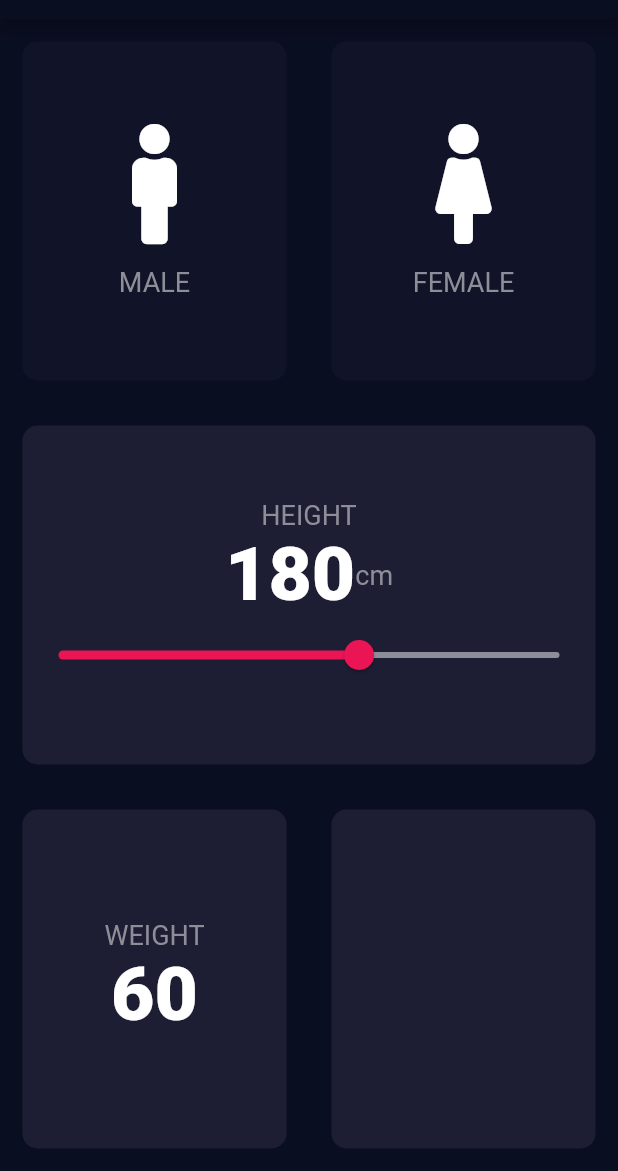
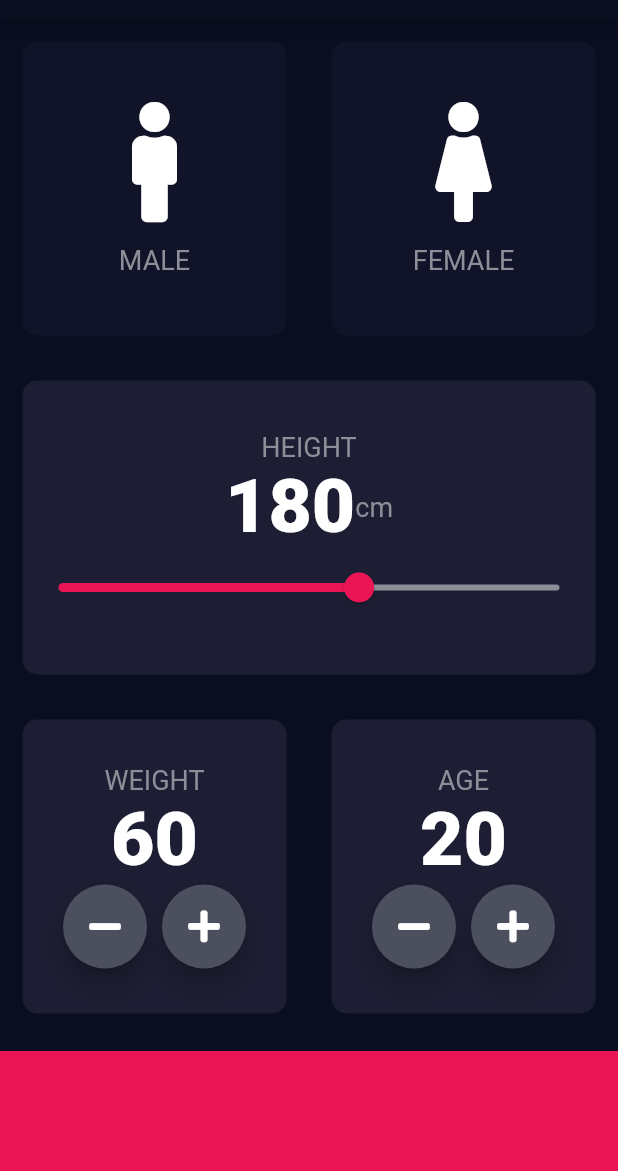
Before and after one commit to MuhammadUsmanIbraheem/new_bmi_calculator, a Flutter app: the screen it shows after launch, on a phone screen of 412 x 824 dp, the part 65-1236 px from its top. Run offline on Flutter 3.47's test engine with Material 2 defaults, Android fonts, the phone set to English and light mode, and no system bars; our stand-ins replace font_awesome_flutter.

Commit message:
Done lecture 67 : floating action button custom creation

```diff
--- a/lib/input_page.dart
+++ b/lib/input_page.dart
@@ -19,6 +19,7 @@ class _InputPageState extends State<InputPage> {
   Gender selectGender;
   int sliderHeight = 180;
   int sliderWeight = 60;
+  int sliderAge = 20;
 
   @override
   Widget build(BuildContext context) {
@@ -125,7 +126,27 @@ class _InputPageState extends State<InputPage> {
                           ),
                           Row(
                             mainAxisAlignment: MainAxisAlignment.center,
-                            children: [],
+                            children: [
+                              RoundIcon(
+                                iconData: FontAwesomeIcons.minus,
+                                onPress: () {
+                                  setState(() {
+                                    sliderWeight--;
+                                  });
+                                },
+                              ),
+                              SizedBox(
+                                width: 10.0,
+                              ),
+                              RoundIcon(
+                                iconData: FontAwesomeIcons.plus,
+                                onPress: () {
+                                  setState(() {
+                                    sliderWeight++;
+                                  });
+                                },
+                              ),
+                            ],
                           )
                         ],
                       ),
@@ -134,12 +155,75 @@ class _InputPageState extends State<InputPage> {
                   Expanded(
                     child: RepeatContainercode(
                       colors: Color(0xFF1D1E33),
+                      cardWidget: Column(
+                        mainAxisAlignment: MainAxisAlignment.center,
+                        children: [
+                          Text(
+                            'AGE',
+                            style: kLabelStyle,
+                          ),
+                          Text(
+                            sliderAge.toString(),
+                            style: kNumberStyle,
+                          ),
+                          Row(
+                            mainAxisAlignment: MainAxisAlignment.center,
+                            children: [
+                              RoundIcon(
+                                iconData: FontAwesomeIcons.minus,
+                                onPress: () {
+                                  setState(() {
+                                    sliderAge--;
+                                  });
+                                },
+                              ),
+                              SizedBox(
+                                width: 10.0,
+                              ),
+                              RoundIcon(
+                                iconData: FontAwesomeIcons.plus,
+                                onPress: () {
+                                  setState(() {
+                                    sliderAge++;
+                                  });
+                                },
+                              ),
+                            ],
+                          )
+                        ],
+                      ),
                     ),
                   ),
                 ],
               ),
             ),
+            Container(
+              color: Color(0xFFEB1555),
+              margin: EdgeInsets.only(top: 10.0),
+              width: double.infinity,
+              height: 80.0,
+            )
           ],
         ));
   }
 }
+
+class RoundIcon extends StatelessWidget {
+  RoundIcon({@required this.iconData, @required this.onPress});
+  final IconData iconData;
+  final Function onPress;
+  @override
+  Widget build(BuildContext context) {
+    return RawMaterialButton(
+      child: Icon(iconData),
+      onPressed: onPress,
+      elevation: 6.0,
+      constraints: BoxConstraints.tightFor(
+        height: 56.0,
+        width: 56.0,
+      ),
+      shape: CircleBorder(),
+      fillColor: Color(0xFF4C4F5E),
+    );
+  }
+}
```
